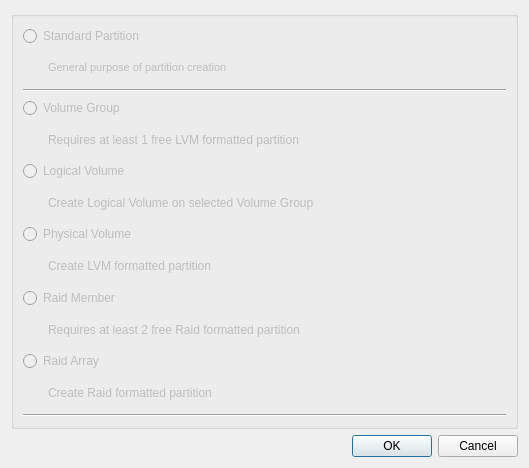
Above: yali/gui/Ui/createdevicewidget.ui from dadas45li/yali before the change. Below: the same form after it.
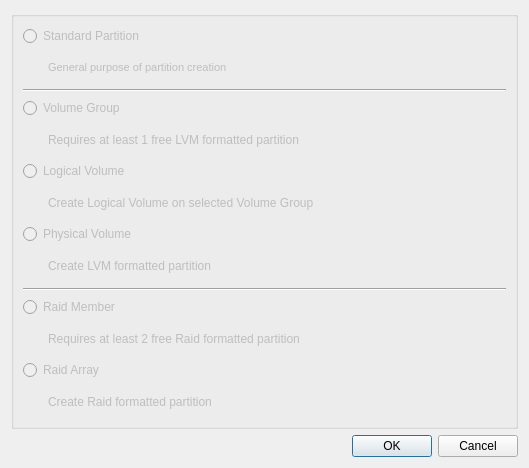
That is the form after the change.

Patch:
```diff
--- a/yali/gui/Ui/createdevicewidget.ui
+++ b/yali/gui/Ui/createdevicewidget.ui
@@ -203,6 +203,13 @@
         </item>
        </layout>
       </item>
+      <item>
+       <widget class="Line" name="line_2">
+        <property name="orientation">
+         <enum>Qt::Horizontal</enum>
+        </property>
+       </widget>
+      </item>
       <item>
        <widget class="QRadioButton" name="raidMember">
         <property name="enabled">
@@ -286,13 +293,6 @@
         </item>
        </layout>
       </item>
-      <item>
-       <widget class="Line" name="line_2">
-        <property name="orientation">
-         <enum>Qt::Horizontal</enum>
-        </property>
-       </widget>
-      </item>
      </layout>
     </widget>
    </item>
```
